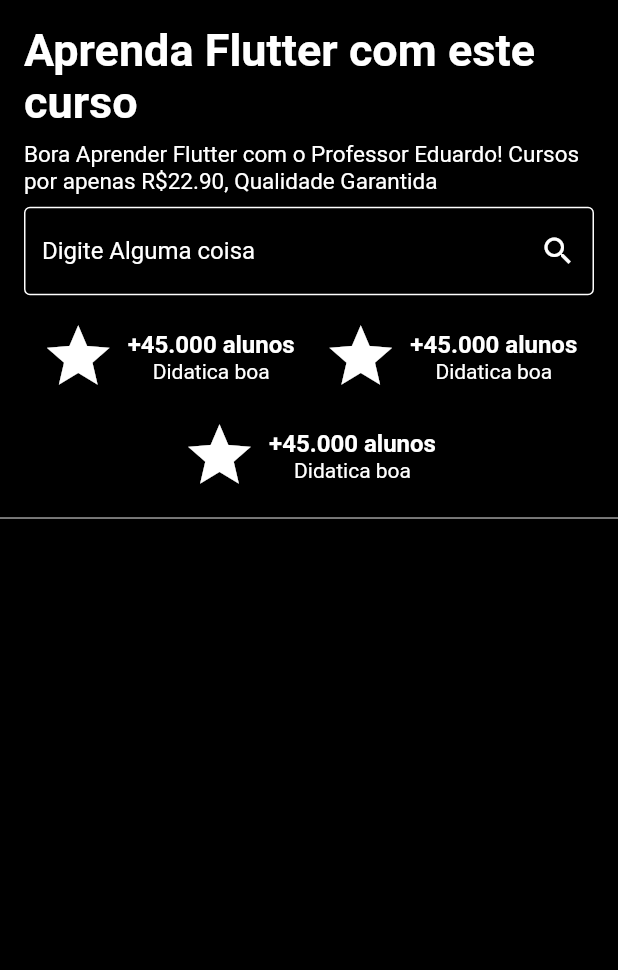
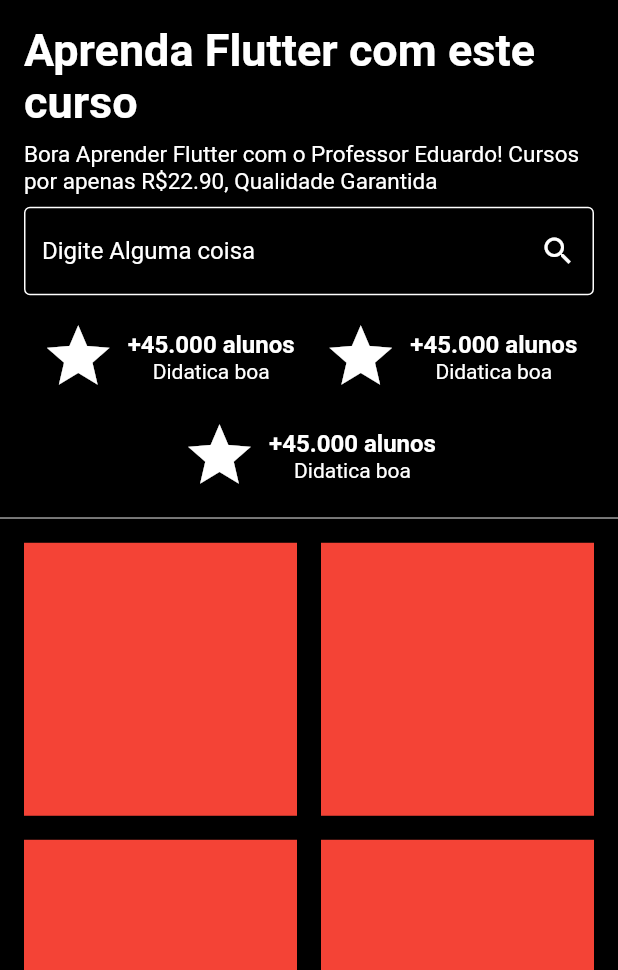
Before and after one commit to deyvissoneduardo/responsive_flutter, a Flutter app: the screen it shows after launch, on a phone screen of 412 x 824 dp, the part 266-1236 px from its top. Run offline on Flutter 3.47's test engine with Material 2 defaults, Android fonts, the phone set to English and light mode, and no system bars; missing offline and left inert: dart:html, dart:js.

```diff
--- a/lib/home/home_page.dart
+++ b/lib/home/home_page.dart
@@ -4,6 +4,7 @@ import 'dart:js';
 import 'package:flutter/material.dart';
 import 'package:responsive/config/constantes.dart';
 import 'package:responsive/home/sections/AdvantageSection.dart';
+import 'package:responsive/home/sections/CoursesSection.dart';
 import 'package:responsive/home/sections/TopSection.dart';
 import 'package:responsive/widgets/SizedBox.dart';
 
@@ -27,7 +28,7 @@ class HomePage extends StatelessWidget {
               /** limita tamaho */
               constraints: BoxConstraints(maxWidth: 1200),
               child: ListView(
-                children: [TopSection(), AdvantageSection()],
+                children: [TopSection(), AdvantageSection(), CoursesSection()],
               )),
         ),
       );
--- /dev/null
+++ b/lib/home/sections/CoursesSection.dart
@@ -0,0 +1,28 @@
+import 'package:flutter/material.dart';
+
+class CoursesSection extends StatelessWidget {
+  const CoursesSection({Key key}) : super(key: key);
+
+  @override
+  Widget build(BuildContext context) {
+    return LayoutBuilder(
+      builder: (_, constraints) {
+        return GridView.builder(
+          gridDelegate: SliverGridDelegateWithMaxCrossAxisExtent(
+            maxCrossAxisExtent: 300,
+            crossAxisSpacing: 16,
+            mainAxisSpacing: 16,
+          ),
+          padding: EdgeInsets.symmetric(
+              vertical: 16, horizontal: constraints.maxWidth >= 1200 ? 0 : 16),
+          physics: NeverScrollableScrollPhysics(),
+          shrinkWrap: true,
+          itemCount: 20,
+          itemBuilder: (context, index) {
+            return Container(color: Colors.red);
+          },
+        );
+      },
+    );
+  }
+}
```
